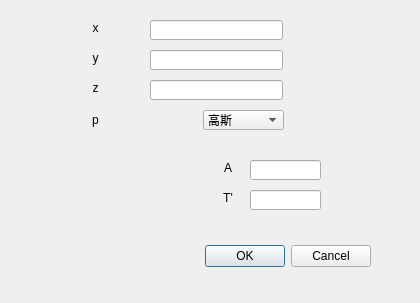
This is sourcedlg.ui in onism/GTea as Qt 5 draws it before an edit. The edited form follows.
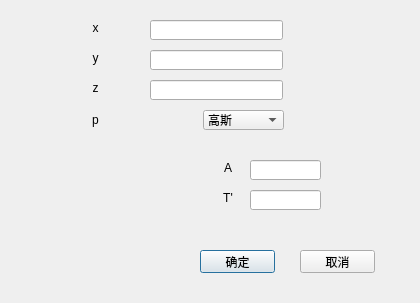
This is the edited form. Icons and pictures are not drawn.

What changed in the file:
```diff
--- a/sourcedlg.ui
+++ b/sourcedlg.ui
@@ -13,22 +13,6 @@
   <property name="windowTitle">
    <string>source</string>
   </property>
-  <widget class="QDialogButtonBox" name="buttonBox">
-   <property name="geometry">
-    <rect>
-     <x>30</x>
-     <y>240</y>
-     <width>341</width>
-     <height>32</height>
-    </rect>
-   </property>
-   <property name="orientation">
-    <enum>Qt::Horizontal</enum>
-   </property>
-   <property name="standardButtons">
-    <set>QDialogButtonBox::Cancel|QDialogButtonBox::Ok</set>
-   </property>
-  </widget>
   <widget class="QStackedWidget" name="stackedWidget">
    <property name="geometry">
     <rect>
@@ -421,6 +405,32 @@
     <set>Qt::AlignCenter</set>
    </property>
   </widget>
+  <widget class="QPushButton" name="pushButton">
+   <property name="geometry">
+    <rect>
+     <x>200</x>
+     <y>250</y>
+     <width>75</width>
+     <height>23</height>
+    </rect>
+   </property>
+   <property name="text">
+    <string>确定</string>
+   </property>
+  </widget>
+  <widget class="QPushButton" name="pushButton_2">
+   <property name="geometry">
+    <rect>
+     <x>300</x>
+     <y>250</y>
+     <width>75</width>
+     <height>23</height>
+    </rect>
+   </property>
+   <property name="text">
+    <string>取消</string>
+   </property>
+  </widget>
  </widget>
  <resources>
   <include location="res.qrc"/>
```
Left out of the diff: 32 changed lines with no effect on the pictures.
